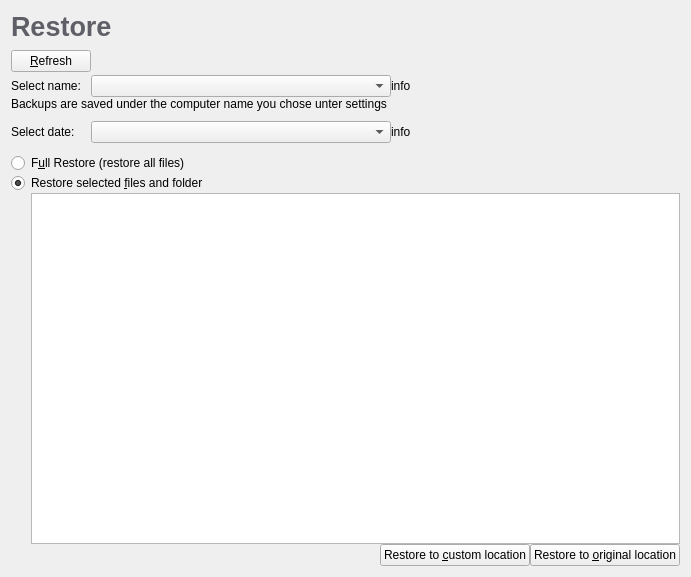
Qt form src/gui/restore_form.ui (stepping-stone/sepiola) before a commit.
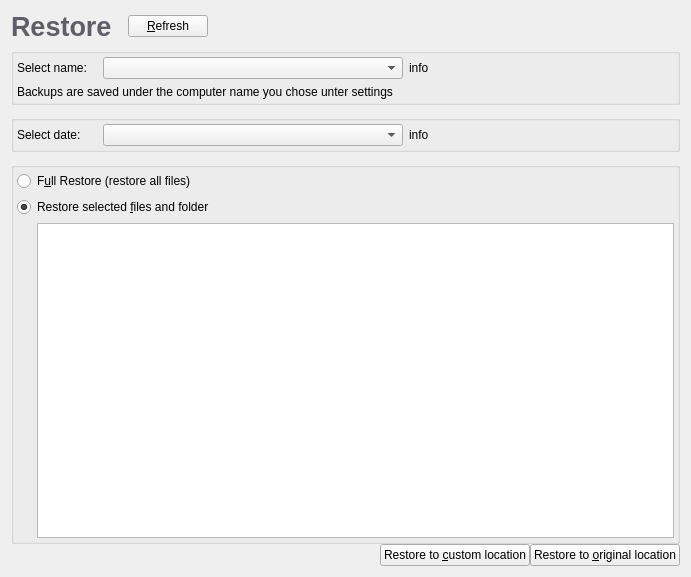
The same form after that commit.

Commit message: restore-form: add group-borders around gui elements

```diff
--- a/src/gui/restore_form.ui
+++ b/src/gui/restore_form.ui
@@ -30,6 +30,29 @@
        </property>
       </widget>
      </item>
+     <item>
+      <spacer name="horizontalSpacer_2">
+       <property name="orientation">
+        <enum>Qt::Horizontal</enum>
+       </property>
+       <property name="sizeType">
+        <enum>QSizePolicy::Fixed</enum>
+       </property>
+       <property name="sizeHint" stdset="0">
+        <size>
+         <width>10</width>
+         <height>20</height>
+        </size>
+       </property>
+      </spacer>
+     </item>
+     <item>
+      <widget class="QPushButton" name="btnRefresh">
+       <property name="text">
+        <string>&amp;Refresh</string>
+       </property>
+      </widget>
+     </item>
      <item>
       <spacer>
        <property name="orientation">
@@ -51,32 +74,14 @@
       <number>0</number>
      </property>
      <item>
-      <layout class="QHBoxLayout">
-       <item>
-        <widget class="QPushButton" name="btnRefresh">
-         <property name="text">
-          <string>&amp;Refresh</string>
-         </property>
-        </widget>
-       </item>
-       <item>
-        <spacer>
-         <property name="orientation">
-          <enum>Qt::Horizontal</enum>
-         </property>
-         <property name="sizeType">
-          <enum>QSizePolicy::MinimumExpanding</enum>
-         </property>
-         <property name="sizeHint" stdset="0">
-          <size>
-           <width>561</width>
-           <height>27</height>
-          </size>
-         </property>
-        </spacer>
-       </item>
-      </layout>
-     </item>
+      <widget class="QGroupBox" name="groupBox">
+       <property name="title">
+        <string/>
+       </property>
+       <layout class="QVBoxLayout">
+        <property name="margin">
+         <number>3</number>
+        </property>
      <item>
       <layout class="QHBoxLayout">
        <item>
@@ -135,6 +140,9 @@
        </property>
       </widget>
      </item>
+       </layout>
+      </widget>
+     </item>
      <item>
       <spacer name="verticalSpacer">
        <property name="orientation">
@@ -152,6 +160,15 @@
       </spacer>
      </item>
      <item>
+      <widget class="QGroupBox" name="groupBox_2">
+       <property name="title">
+        <string/>
+       </property>
+       <layout class="QVBoxLayout">
+        <property name="margin">
+         <number>3</number>
+        </property>
+        <item>
       <layout class="QHBoxLayout">
        <item>
         <widget class="QLabel" name="labelSelectBackup">
@@ -200,6 +217,9 @@
        </item>
       </layout>
      </item>
+       </layout>
+      </widget>
+     </item>
      <item>
       <spacer name="verticalSpacer_2">
        <property name="orientation">
@@ -217,6 +237,15 @@
       </spacer>
      </item>
      <item>
+      <widget class="QGroupBox" name="groupBox_3">
+       <property name="title">
+        <string/>
+       </property>
+       <layout class="QVBoxLayout">
+        <property name="margin">
+         <number>3</number>
+        </property>
+        <item>
       <widget class="QRadioButton" name="radioButtonFull">
        <property name="text">
         <string>F&amp;ull Restore (restore all files)</string>
@@ -258,6 +287,9 @@
         <widget class="QTreeView" name="treeViewFilesAndFolders"/>
        </item>
       </layout>
+        </item>
+       </layout>
+      </widget>
      </item>
      <item>
       <layout class="QHBoxLayout">
```
Lines whose indentation alone changed are shown as unchanged.
